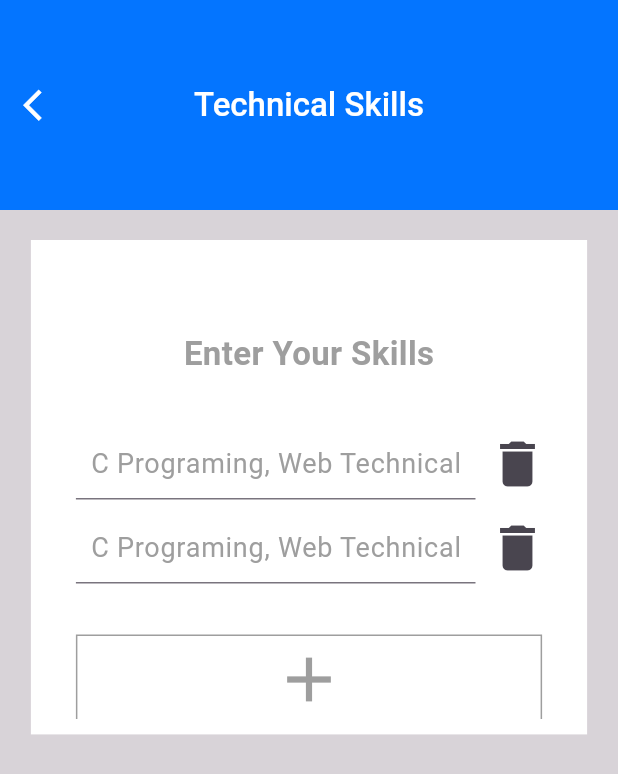
After one commit to krish-radadiya/resume_building_app, a Flutter app: the tecnical_screen screen opened by its route, on a phone screen of 412 x 824 dp. The commit adds this screen. Shown: the top 774 px of the screen. Run offline on Flutter 3.47's test engine with Material 2 defaults, Android fonts, the phone set to English and light mode, and no system bars; our stand-ins replace image_picker.

Commit message:
second commit

```diff
--- a/lib/main.dart
+++ b/lib/main.dart
@@ -2,8 +2,11 @@ import 'package:flutter/material.dart';
 import 'package:resume_building_app/screens/build_option.dart';
 import 'package:resume_building_app/screens/contact_info.dart';
 import 'package:resume_building_app/screens/homepage.dart';
+import 'package:resume_building_app/screens/pdf_screen.dart';
 import 'package:resume_building_app/screens/personal_details.dart';
+import 'package:resume_building_app/screens/references.dart';
 import 'package:resume_building_app/screens/splesh_screen.dart';
+import 'package:resume_building_app/screens/tecnical_skills.dart';
 
 void main() {
   runApp(
@@ -18,6 +21,9 @@ void main() {
         'Build': (context) => const Buildoption(),
         'contact_info': (context) => const ContectInfo(),
         'personal_details': (context) => const PersonalDetails(),
+        'achievements': (context) => const pdf_screen(),
+        'technical_skills': (context) => const tecnical_screen(),
+        'references': (context) => const reference_screen(),
       },
     ),
   );
--- /dev/null
+++ b/lib/screens/tecnical_skills.dart
@@ -0,0 +1,175 @@
+import 'package:flutter/material.dart';
+import 'package:resume_building_app/utils/global.dart';
+
+class tecnical_screen extends StatefulWidget {
+  const tecnical_screen({super.key});
+
+  @override
+  State<tecnical_screen> createState() => _tecnical_screenState();
+}
+
+List AllTextFields = [];
+List<TextEditingController> AllController = [];
+
+class _tecnical_screenState extends State<tecnical_screen> {
+  @override
+  void initState() {
+    // TODO: implement initState
+    super.initState();
+    AllController.add(TextEditingController());
+    AllController.add(TextEditingController());
+
+    AllTextFields.add(Row());
+    AllTextFields.add(Row());
+  }
+
+  @override
+  Widget build(BuildContext context) {
+    double h = MediaQuery.of(context).size.height;
+    double w = MediaQuery.of(context).size.width;
+    return Scaffold(
+      appBar: AppBar(
+        backgroundColor: Globals.bgColor,
+        toolbarHeight: 140,
+        title: Text(
+          "Technical Skills",
+          style: TextStyle(
+            fontSize: 22,
+            color: Globals.textColor,
+            fontWeight: FontWeight.w500,
+          ),
+        ),
+        leading: IconButton(
+          onPressed: () {
+            Navigator.of(context).pop();
+          },
+          icon: Icon(
+            Icons.arrow_back_ios,
+            size: 25,
+            color: Globals.textColor,
+          ),
+        ),
+        centerTitle: true,
+      ),
+      body: Container(
+        color: Colors.grey.withOpacity(0.4),
+        child: Column(
+          children: [
+            Center(
+              child: Container(
+                margin: EdgeInsets.all(20),
+                padding: EdgeInsets.all(10),
+                height: h * 0.40,
+                width: w * 0.9,
+                color: Globals.textColor,
+                alignment: Alignment.center,
+                child: SingleChildScrollView(
+                  child: Column(
+                    mainAxisAlignment: MainAxisAlignment.start,
+                    children: [
+                      SizedBox(
+                        height: 30,
+                      ),
+                      Container(
+                        padding: EdgeInsets.all(20),
+                        height: h * 0.45,
+                        width: w * 0.9,
+                        color: Globals.textColor,
+                        child: SingleChildScrollView(
+                          child: Column(
+                            children: [
+                              Text(
+                                "Enter Your Skills",
+                                style: TextStyle(
+                                  fontSize: 22,
+                                  color: Colors.grey,
+                                  fontWeight: FontWeight.w600,
+                                ),
+                              ),
+                              SizedBox(
+                                height: 30,
+                              ),
+                              ...AllTextFields.map(
+                                (e) => getTextFiled(
+                                  i: AllTextFields.indexOf(
+                                    (e),
+                                  ),
+                                ),
+                              ).toList(),
+                              SizedBox(
+                                height: 30,
+                              ),
+                              InkWell(
+                                onTap: () {
+                                  setState(
+                                    () {
+                                      AllController.add(
+                                          TextEditingController());
+                                      AllTextFields.add(getTextFiled(
+                                          i: AllTextFields.length));
+                                    },
+                                  );
+                                },
+                                child: Container(
+                                  height: 60,
+                                  width: double.infinity,
+                                  decoration: BoxDecoration(
+                                    border: Border.all(color: Colors.grey),
+                                    color: Colors.transparent,
+                                  ),
+                                  child: Icon(
+                                    Icons.add,
+                                    size: 50,
+                                    color: Colors.grey,
+                                  ),
+                                ),
+                              ),
+                            ],
+                          ),
+                        ),
+                      ),
+                    ],
+                  ),
+                ),
+              ),
+            ),
+          ],
+        ),
+      ),
+    );
+  }
+
+  Row getTextFiled({required int i}) {
+    return Row(
+      children: [
+        Expanded(
+          flex: 12,
+          child: TextField(
+            controller: AllController[i],
+            decoration: InputDecoration(
+              hintText: "  C Programing, Web Technical ",
+              hintStyle: TextStyle(color: Colors.grey, fontSize: 18),
+            ),
+          ),
+        ),
+        Expanded(
+          flex: 2,
+          child: IconButton(
+            onPressed: () {
+              setState(
+                () {
+                  AllController.removeAt(i);
+                  AllTextFields.removeAt(i);
+                },
+              );
+            },
+            icon: Icon(
+              Icons.delete,
+              size: 40,
+            ),
+          ),
+        ),
+      ],
+    );
+  }
+}
--- a/pubspec.yaml
+++ b/pubspec.yaml
@@ -36,6 +36,8 @@ dependencies:
   # Use with the CupertinoIcons class for iOS style icons.
   cupertino_icons: ^1.0.2
   image_picker: ^1.0.4
+  pdf: ^3.10.4
+  printing: ^5.11.0
 
 dev_dependencies:
   flutter_test:
```
Also changed, not shown: lib/screens/contact_info.dart (+6 -6 lines), lib/screens/pdf_screen.dart (added, +17 -0 lines), lib/screens/references.dart (added, +69 -0 lines), pubspec.lock, 5 other files.
